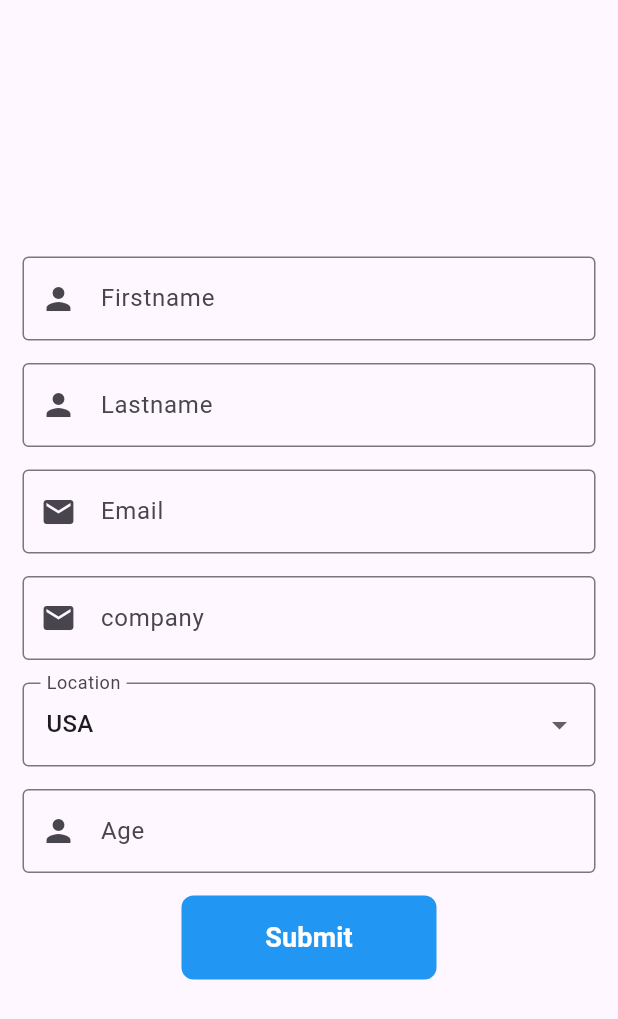
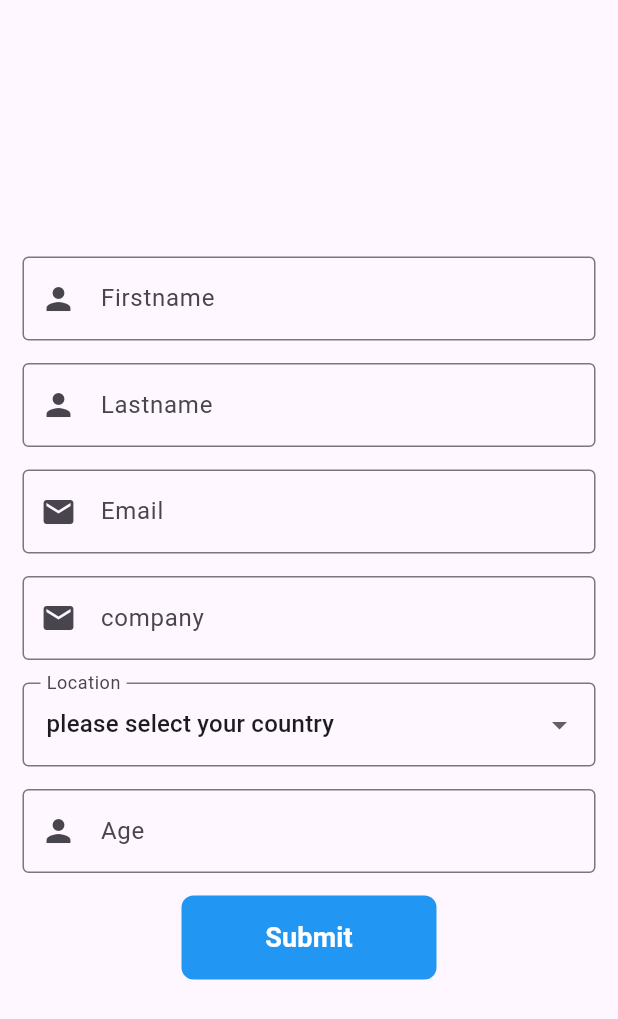
Before and after one commit to Craver001/dynamicForm-location, a Flutter app: the screen it shows after launch, on a phone screen of 412 x 824 dp. Shown: the top 1019 px of the screen. Run offline on Flutter 3.47's test engine with Material 3 defaults, Android fonts, the phone set to English and light mode, and no system bars; our stand-ins replace flutter_dotenv, supabase_flutter; accounts and stored records are empty.

Commit message:
ss
final

```diff
--- /dev/null
+++ b/lib/country_list.dart
@@ -0,0 +1,12 @@
+class CountryList {
+  static List<String> countries = [
+    'please select your country',
+    'USA',
+    'Canada',
+    'UK',
+    'Australia',
+    'Japan',
+    'Germany',
+    'France',
+  ];
+}
--- a/lib/form_screen.dart
+++ b/lib/form_screen.dart
@@ -1,5 +1,6 @@
 import 'package:dataform/services/db_service.dart';
 import 'package:flutter/material.dart';
+import 'package:dataform/country_list.dart';
 
 class DynamicForm extends StatefulWidget {
   const DynamicForm({super.key});
@@ -15,7 +16,7 @@ class _DynamicFormState extends State<DynamicForm> {
   final TextEditingController _company = TextEditingController();
   final TextEditingController _age = TextEditingController();
 
-  String _selectedCountry = 'USA'; // To store the selected country
+  String _selectedCountry = CountryList.countries.first;
 
   DbService dbService = DbService();
 
@@ -100,15 +101,7 @@ class _DynamicFormState extends State<DynamicForm> {
                         _selectedCountry = newValue ?? '';
                       });
                     },
-                    items: <String>[
-                      'USA',
-                      'Canada',
-                      'UK',
-                      'Australia',
-                      'Japan',
-                      'Germany',
-                      'France'
-                    ] // Add more countries as needed
+                    items: CountryList.countries
                         .map<DropdownMenuItem<String>>((String value) {
                       return DropdownMenuItem<String>(
                         value: value,
@@ -177,7 +170,8 @@ class _DynamicFormState extends State<DynamicForm> {
                       _company.clear();
                       _age.clear();
                       setState(() {
-                        _selectedCountry = 'USA'; // Reset selected country
+                        _selectedCountry =
+                            'please select your country'; // Reset selected country
                       });
                     },
                     style: TextButton.styleFrom(
```
